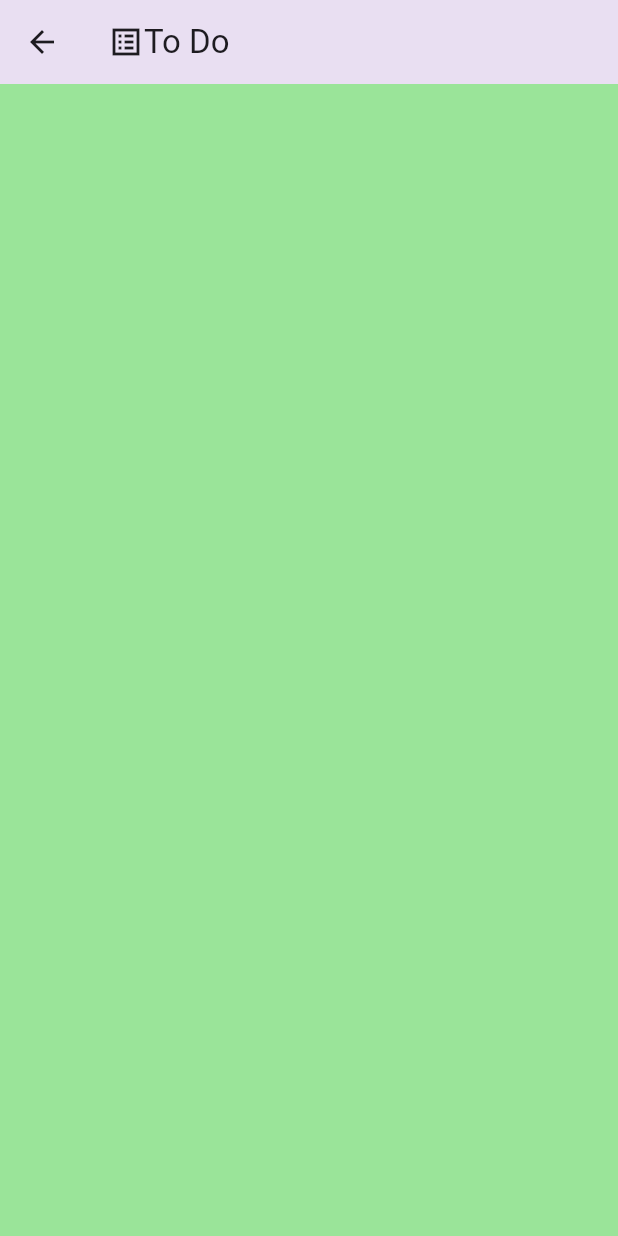
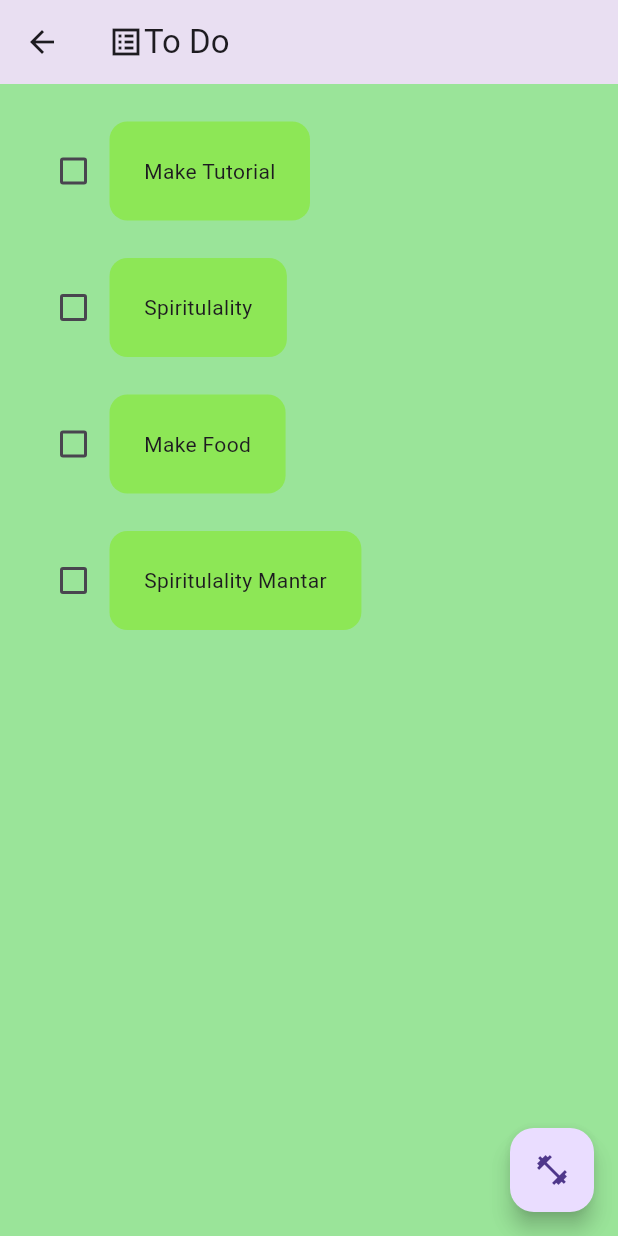
Before and after one commit to krishlanjewar/flutterApp, a Flutter app: the Todo screen opened by its route, on a phone screen of 412 x 824 dp. Run offline on Flutter 3.47's test engine with Material 3 defaults, Android fonts, the phone set to English and light mode, and no system bars.

Commit message:
Refactor profile and todo features; add dialog box and button components

```diff
--- a/lib/feature/profile.dart
+++ b/lib/feature/profile.dart
@@ -29,11 +29,11 @@ class _ProfileState extends State<Profile> {
       body: Container(
         color: const Color.fromARGB(255, 88, 180, 149),
         child: ListTile(
-          leading: Icon(Icons.calculate_rounded),
-          title: Text("C A L C U L A T E"),
+          leading: Icon(Icons.edit),
+          title: Text("Name "),
           onTap: () {
             Navigator.pop(context);
-            Navigator.pushNamed(context, '/clu');
+            Navigator.pushNamed(context, '/home');
           },
         ),
       ),
--- a/lib/feature/todo.dart
+++ b/lib/feature/todo.dart
@@ -1,5 +1,6 @@
 import 'package:flutter/material.dart';
 import 'package:flutter_application_1/util/ToDoTile.dart';
+import 'package:flutter_application_1/util/dialog_box.dart';
 
 class Todo extends StatefulWidget {
   const Todo({super.key});
@@ -9,23 +10,53 @@ class Todo extends StatefulWidget {
 }
 
 class _TodoState extends State<Todo> {
+  // List of todo Task
+  List toDoList = [
+    ["Make Tutorial", false],
+    ["Spiritulality", false],
+    ["Make Food", false],
+    ["Spiritulality Mantar", false],
+  ];
+  // check box change
+  void checkBoxChanged(bool? value, int index) {
+    setState(() {
+      toDoList[index][1] != toDoList[index][1];
+    });
+  }
+
+  // creat new task
+  void creatNewTask() {
+    showDialog(
+      context: context,
+      builder: (context) {
+        return DialogBox();
+      },
+    );
+  }
+
   @override
   Widget build(BuildContext context) {
     return Scaffold(
       backgroundColor: Color.fromARGB(175, 108, 215, 107),
       appBar: AppBar(
-        title:Row(
-          children: [
-            Icon(Icons.list_alt_sharp),
-             Text("To Do ") ,
-          ]
+        title: Row(children: [Icon(Icons.list_alt_sharp), Text("To Do ")]),
+        elevation: 100,
+        // actions: [],
       ),
-       elevation:100,
-      // actions: [],
+      floatingActionButton: FloatingActionButton(
+        onPressed: creatNewTask,
+        child: Icon(Icons.fitness_center),
       ),
-          //  body: ListView.builder(
-                      //  1:20:40
-          //  ),
+      body: ListView.builder(
+        itemCount: toDoList.length,
+        itemBuilder: (context, index) {
+          return Todotile(
+            taskName: toDoList[index][0],
+            taskCompleted: toDoList[index][1],
+            onChanged: (value) => checkBoxChanged(value, index),
+          );
+        },
+      ),
     );
   }
 }
--- a/lib/util/ToDoTile.dart
+++ b/lib/util/ToDoTile.dart
@@ -7,19 +7,24 @@ class Todotile extends StatelessWidget {
 
    Todotile({
     super.key,
+    required this.taskName,
+    required this.taskCompleted,
     required this.onChanged,
-    required this.taskCompleted,
-    required this.taskName,
+
     });
 
   @override
   Widget build(BuildContext context) {
     return Padding(
-      padding: const EdgeInsets.all(25.0),
+      padding: const EdgeInsets.only(left:25.0,right:25.0,top:25.0),
       child: Row(
         children: [
           // check box
-           Checkbox(value:taskCompleted, onChanged: onChanged),
+           Checkbox(
+            value:taskCompleted,
+            onChanged: onChanged,
+            activeColor: Color.fromARGB(90, 46, 51, 78),
+            ),
 
           // task name
 
@@ -29,8 +34,15 @@ class Todotile extends StatelessWidget {
               color: Color.fromARGB(148, 131, 233, 36),
               borderRadius: BorderRadius.circular(12),
             ),
-            child: Text(taskName),
-          ),
+            child: Text(
+              taskName,
+              style: TextStyle(
+                decoration: taskCompleted
+                ? TextDecoration.lineThrough
+                : TextDecoration.none,
+              ),
+              ),
+              ),
         ],
       ),
     );
```
Also changed, not shown: lib/util/dialog_box.dart (added, +39 -0 lines), lib/util/mybut.dart (added, +22 -0 lines).
